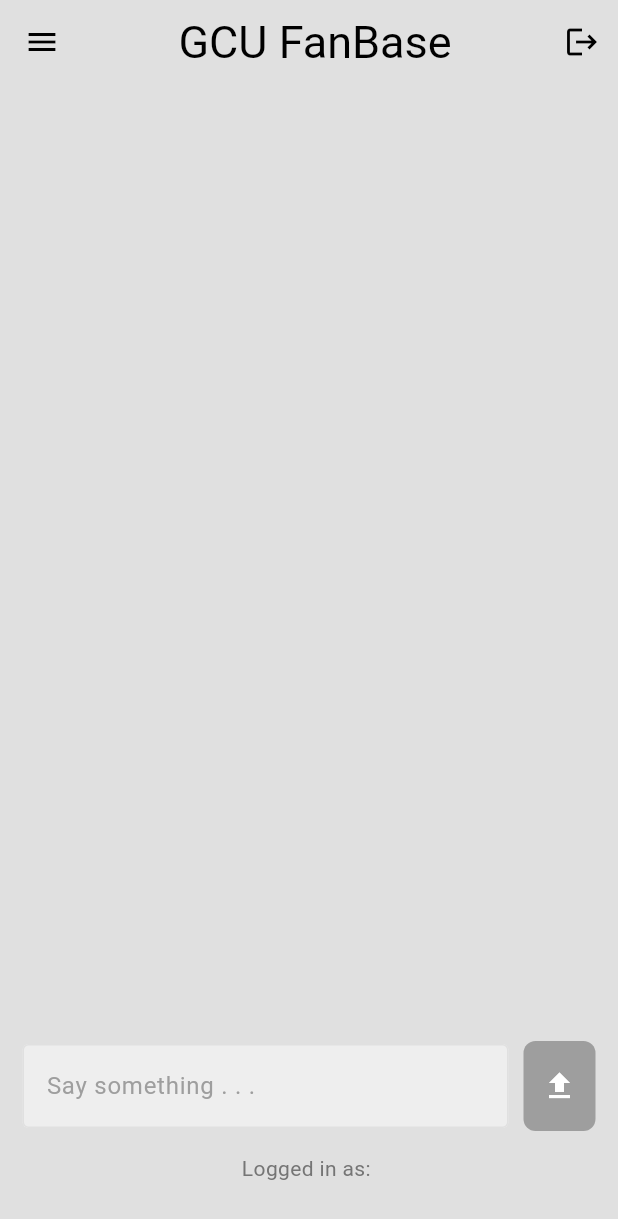
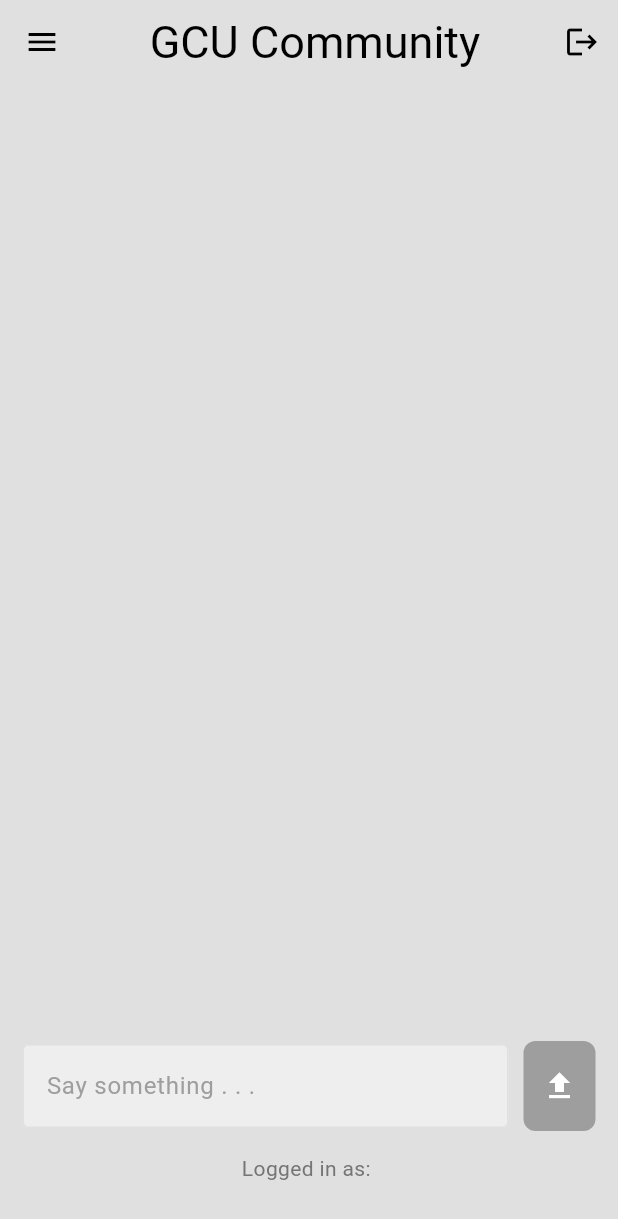
Before and after one commit to raziullah7/GCU-FanBase--social-media-app-, a Flutter app: the screen it shows once a user with an empty profile is signed in, on a phone screen of 412 x 824 dp. Shown: the top 1219 px of the screen. Run offline on Flutter 3.47's test engine with Material 3 defaults, Android fonts, the phone set to English and light mode, and no system bars; our stand-ins replace cloud_firestore, firebase_auth, firebase_core; missing offline and left inert: dart:ffi; accounts and stored records are empty; generated files the repository leaves out were written again.

Commit message:
slight change

```diff
--- a/lib/pages/home_page.dart
+++ b/lib/pages/home_page.dart
@@ -66,7 +66,7 @@ class _HomePageState extends State<HomePage> {
       backgroundColor: Theme.of(context).colorScheme.background,
       appBar: AppBar(
         title: const Center(
-          child: Text("GCU FanBase"),
+          child: Text("GCU Community"),
         ),
         actions: [
           IconButton(
```
